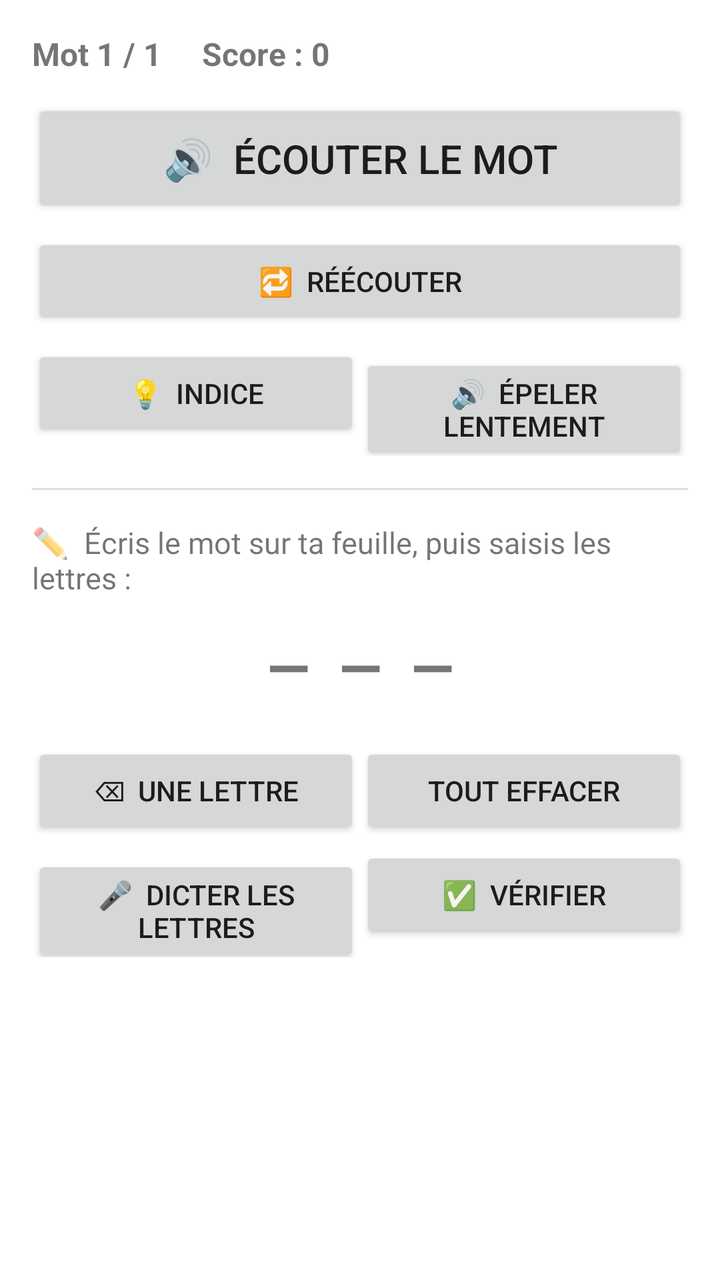
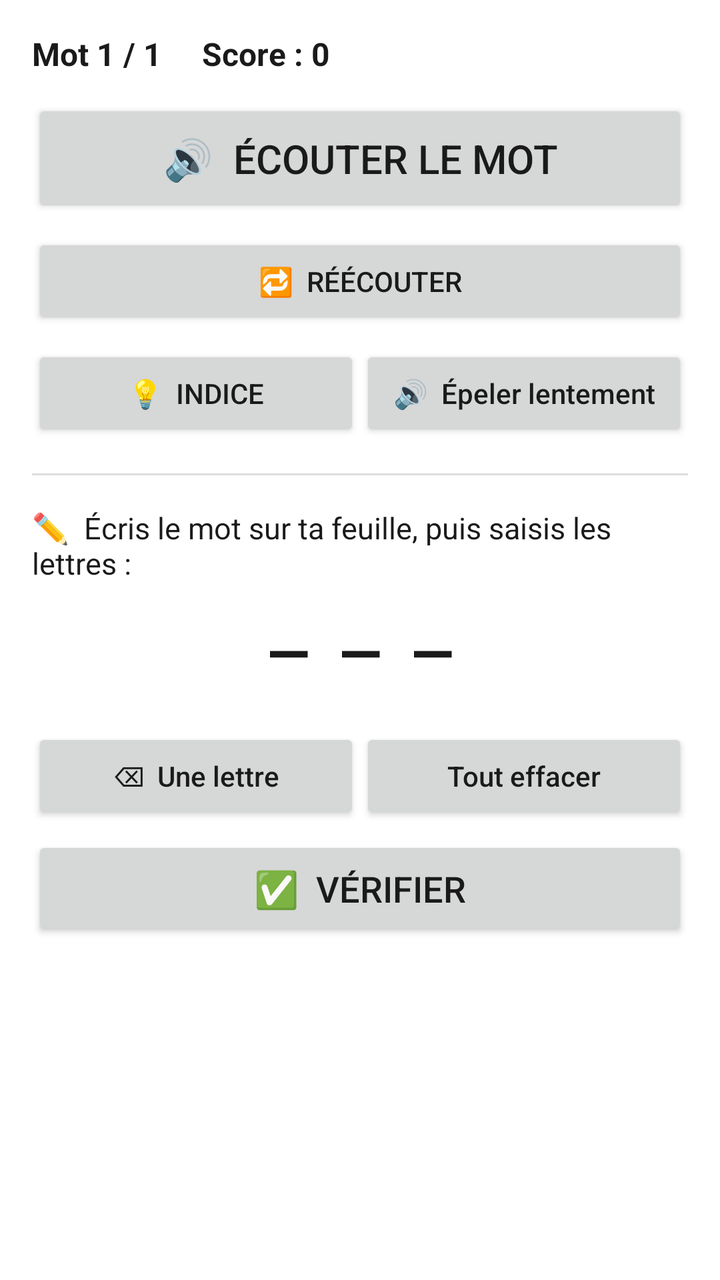

An Android layout rendered at two revisions. The XML below is the earlier revision; the diff shows what the commit changed to produce the second picture.
<!-- AndroidManifest.xml: application theme Theme.FrenchSpelling -->
<!-- res/layout/activity_main.xml -->
<?xml version="1.0" encoding="utf-8"?>
<ScrollView xmlns:android="http://schemas.android.com/apk/res/android"
    android:layout_width="match_parent"
    android:layout_height="match_parent"
    android:fillViewport="true">

    <LinearLayout
        android:layout_width="match_parent"
        android:layout_height="wrap_content"
        android:orientation="vertical"
        android:padding="16dp">

        <TextView
            android:id="@+id/emptyView"
            android:layout_width="match_parent"
            android:layout_height="wrap_content"
            android:paddingBottom="12dp"
            android:text="Aucun mot pour l'instant. Ajoute les mots de la dictée pour commencer."
            android:textSize="18sp"
            android:visibility="gone" />

        <Button
            android:id="@+id/emptyAddBtn"
            android:layout_width="match_parent"
            android:layout_height="wrap_content"
            android:text="Ajouter des mots"
            android:visibility="gone" />

        <LinearLayout
            android:id="@+id/practiceBox"
            android:layout_width="match_parent"
            android:layout_height="wrap_content"
            android:orientation="vertical">

            <TextView
                android:id="@+id/progressView"
                android:layout_width="match_parent"
                android:layout_height="wrap_content"
                android:paddingBottom="12dp"
                android:text="Mot 1 / 1     Score : 0"
                android:textSize="16sp"
                android:textStyle="bold" />

            <Button
                android:id="@+id/listenBtn"
                android:layout_width="match_parent"
                android:layout_height="wrap_content"
                android:paddingTop="16dp"
                android:paddingBottom="16dp"
                android:text="🔊  Écouter le mot"
                android:textSize="20sp" />

            <Button
                android:id="@+id/repeatBtn"
                android:layout_width="match_parent"
                android:layout_height="wrap_content"
                android:layout_marginTop="8dp"
                android:text="🔁  Réécouter" />

            <LinearLayout
                android:layout_width="match_parent"
                android:layout_height="wrap_content"
                android:layout_marginTop="8dp"
                android:orientation="horizontal">

                <Button
                    android:id="@+id/hintBtn"
                    android:layout_width="0dp"
                    android:layout_height="wrap_content"
                    android:layout_weight="1"
                    android:text="💡  Indice" />

                <Button
                    android:id="@+id/spellBtn"
                    android:layout_width="0dp"
                    android:layout_height="wrap_content"
                    android:layout_weight="1"
                    android:text="🔊  Épeler lentement" />
            </LinearLayout>

            <View
                android:layout_width="match_parent"
                android:layout_height="1dp"
                android:layout_marginTop="16dp"
                android:layout_marginBottom="16dp"
                android:background="#DDDDDD" />

            <TextView
                android:layout_width="match_parent"
                android:layout_height="wrap_content"
                android:text="✏️  Écris le mot sur ta feuille, puis saisis les lettres :"
                android:textSize="15sp" />

            <TextView
                android:id="@+id/hintView"
                android:layout_width="match_parent"
                android:layout_height="wrap_content"
                android:paddingTop="6dp"
                android:fontFamily="monospace"
                android:textColor="#00695C"
                android:textSize="18sp"
                android:visibility="gone" />

            <TextView
                android:id="@+id/guessView"
                android:layout_width="match_parent"
                android:layout_height="wrap_content"
                android:fontFamily="monospace"
                android:gravity="center"
                android:padding="12dp"
                android:text="— — —"
                android:textSize="30sp"
                android:textStyle="bold" />

            <GridLayout
                android:id="@+id/letterGrid"
                android:layout_width="match_parent"
                android:layout_height="wrap_content"
                android:layout_marginTop="4dp"
                android:columnCount="7" />

            <LinearLayout
                android:layout_width="match_parent"
                android:layout_height="wrap_content"
                android:layout_marginTop="4dp"
                android:orientation="horizontal">

                <Button
                    android:id="@+id/backspaceBtn"
                    android:layout_width="0dp"
                    android:layout_height="wrap_content"
                    android:layout_weight="1"
                    android:text="⌫  Une lettre" />

                <Button
                    android:id="@+id/clearBtn"
                    android:layout_width="0dp"
                    android:layout_height="wrap_content"
                    android:layout_weight="1"
                    android:text="Tout effacer" />
            </LinearLayout>

            <LinearLayout
                android:layout_width="match_parent"
                android:layout_height="wrap_content"
                android:layout_marginTop="4dp"
                android:orientation="horizontal">

                <Button
                    android:id="@+id/micBtn"
                    android:layout_width="0dp"
                    android:layout_height="wrap_content"
                    android:layout_weight="1"
                    android:text="🎤  Dicter les lettres" />

                <Button
                    android:id="@+id/checkBtn"
                    android:layout_width="0dp"
                    android:layout_height="wrap_content"
                    android:layout_weight="1"
                    android:text="✅  Vérifier" />
            </LinearLayout>

            <TextView
                android:id="@+id/heardView"
                android:layout_width="match_parent"
                android:layout_height="wrap_content"
                android:paddingTop="8dp"
                android:textSize="14sp"
                android:textStyle="italic"
                android:visibility="gone" />

            <LinearLayout
                android:id="@+id/resultBox"
                android:layout_width="match_parent"
                android:layout_height="wrap_content"
                android:layout_marginTop="16dp"
                android:background="#F2F2F2"
                android:orientation="vertical"
                android:padding="12dp"
                android:visibility="gone">

                <TextView
                    android:layout_width="wrap_content"
                    android:layout_height="wrap_content"
                    android:text="Bonne réponse :"
                    android:textSize="14sp" />

                <TextView
                    android:id="@+id/targetView"
                    android:layout_width="match_parent"
                    android:layout_height="wrap_content"
                    android:fontFamily="monospace"
                    android:paddingBottom="8dp"
                    android:textSize="26sp" />

                <TextView
                    android:layout_width="wrap_content"
                    android:layout_height="wrap_content"
                    android:text="Ta réponse :"
                    android:textSize="14sp" />

                <TextView
                    android:id="@+id/yourView"
                    android:layout_width="match_parent"
                    android:layout_height="wrap_content"
                    android:fontFamily="monospace"
                    android:paddingBottom="8dp"
                    android:textSize="26sp" />

                <TextView
                    android:id="@+id/summaryView"
                    android:layout_width="match_parent"
                    android:layout_height="wrap_content"
                    android:paddingBottom="8dp"
                    android:textSize="16sp"
                    android:textStyle="bold" />

                <LinearLayout
                    android:layout_width="match_parent"
                    android:layout_height="wrap_content"
                    android:orientation="horizontal">

                    <Button
                        android:id="@+id/hearAnswerBtn"
                        android:layout_width="0dp"
                        android:layout_height="wrap_content"
                        android:layout_weight="1"
                        android:text="🔊  Entendre" />

                    <Button
                        android:id="@+id/retryBtn"
                        android:layout_width="0dp"
                        android:layout_height="wrap_content"
                        android:layout_weight="1"
                        android:text="↺  Réessayer" />

                    <Button
                        android:id="@+id/nextBtn"
                        android:layout_width="0dp"
                        android:layout_height="wrap_content"
                        android:layout_weight="1"
                        android:text="➡️  Suivant" />
                </LinearLayout>
            </LinearLayout>
        </LinearLayout>
    </LinearLayout>
</ScrollView>
<!-- resources referenced by this layout -->
<resources>
  <style name="Theme.FrenchSpelling" parent="Theme.MaterialComponents.DayNight.DarkActionBar">
          <item name="colorPrimary">@color/blue</item>
          <item name="colorPrimaryDark">@color/blue_dark</item>
          <item name="colorOnPrimary">@color/white</item>
          <item name="colorSecondary">@color/blue</item>
          <item name="colorOnSecondary">@color/white</item>
      </style>
  <color name="blue">#1565C0</color>
  <color name="blue_dark">#0D47A1</color>
  <color name="white">#FFFFFF</color>
</resources>

<!-- the commit's change to res/layout/activity_main.xml (unified diff, before → after) -->
@@ -16,6 +16,7 @@
             android:layout_height="wrap_content"
             android:paddingBottom="12dp"
             android:text="Aucun mot pour l'instant. Ajoute les mots de la dictée pour commencer."
+            android:textColor="#1A1A1A"
             android:textSize="18sp"
             android:visibility="gone" />
 
@@ -38,6 +39,7 @@
                 android:layout_height="wrap_content"
                 android:paddingBottom="12dp"
                 android:text="Mot 1 / 1     Score : 0"
+                android:textColor="#1A1A1A"
                 android:textSize="16sp"
                 android:textStyle="bold" />
 
@@ -75,7 +77,8 @@
                     android:layout_width="0dp"
                     android:layout_height="wrap_content"
                     android:layout_weight="1"
-                    android:text="🔊  Épeler lentement" />
+                    android:text="🔊  Épeler lentement"
+                    android:textAllCaps="false" />
             </LinearLayout>
 
             <View
@@ -89,14 +92,15 @@
                 android:layout_width="match_parent"
                 android:layout_height="wrap_content"
                 android:text="✏️  Écris le mot sur ta feuille, puis saisis les lettres :"
+                android:textColor="#1A1A1A"
                 android:textSize="15sp" />
 
             <TextView
                 android:id="@+id/hintView"
                 android:layout_width="match_parent"
                 android:layout_height="wrap_content"
+                android:fontFamily="monospace"
                 android:paddingTop="6dp"
-                android:fontFamily="monospace"
                 android:textColor="#00695C"
                 android:textSize="18sp"
                 android:visibility="gone" />
@@ -109,6 +113,7 @@
                 android:gravity="center"
                 android:padding="12dp"
                 android:text="— — —"
+                android:textColor="#1A1A1A"
                 android:textSize="30sp"
                 android:textStyle="bold" />
 
@@ -130,95 +135,90 @@
                     android:layout_width="0dp"
                     android:layout_height="wrap_content"
                     android:layout_weight="1"
-                    android:text="⌫  Une lettre" />
+                    android:text="⌫  Une lettre"
+                    android:textAllCaps="false" />
 
                 <Button
                     android:id="@+id/clearBtn"
                     android:layout_width="0dp"
                     android:layout_height="wrap_content"
                     android:layout_weight="1"
-                    android:text="Tout effacer" />
+                    android:text="Tout effacer"
+                    android:textAllCaps="false" />
             </LinearLayout>
 
-            <LinearLayout
-                android:layout_width="match_parent"
-                android:layout_height="wrap_content"
-                android:layout_marginTop="4dp"
-                android:orientation="horizontal">
-
-                <Button
-                    android:id="@+id/micBtn"
-                    android:layout_width="0dp"
-                    android:layout_height="wrap_content"
-                    android:layout_weight="1"
-                    android:text="🎤  Dicter les lettres" />
-
-                <Button
-                    android:id="@+id/checkBtn"
-                    android:layout_width="0dp"
-                    android:layout_height="wrap_content"
-                    android:layout_weight="1"
-                    android:text="✅  Vérifier" />
-            </LinearLayout>
-
-            <TextView
-                android:id="@+id/heardView"
-                android:layout_width="match_parent"
-                android:layout_height="wrap_content"
-                android:paddingTop="8dp"
-                android:textSize="14sp"
-                android:textStyle="italic"
-                android:visibility="gone" />
+            <Button
+                android:id="@+id/checkBtn"
+                android:layout_width="match_parent"
+                android:layout_height="wrap_content"
+                android:layout_marginTop="6dp"
+                android:paddingTop="14dp"
+                android:paddingBottom="14dp"
+                android:text="✅  Vérifier"
+                android:textSize="18sp" />
 
             <LinearLayout
                 android:id="@+id/resultBox"
                 android:layout_width="match_parent"
                 android:layout_height="wrap_content"
                 android:layout_marginTop="16dp"
-                android:background="#F2F2F2"
+                android:background="@drawable/card"
                 android:orientation="vertical"
-                android:padding="12dp"
+                android:padding="14dp"
                 android:visibility="gone">
+
+                <LinearLayout
+                    android:id="@+id/answerRow"
+                    android:layout_width="match_parent"
+                    android:layout_height="wrap_content"
+                    android:orientation="vertical">
+
+                    <TextView
+                        android:layout_width="wrap_content"
+                        android:layout_height="wrap_content"
+                        android:text="Bonne réponse :"
+                        android:textColor="#5F6368"
+                        android:textSize="14sp" />
+
+                    <TextView
+                        android:id="@+id/targetView"
+                        android:layout_width="match_parent"
+                        android:layout_height="wrap_content"
+                        android:fontFamily="monospace"
+                        android:paddingBottom="8dp"
+                        android:textColor="#1A1A1A"
+                        android:textSize="26sp" />
+                </LinearLayout>
 
                 <TextView
                     android:layout_width="wrap_content"
                     android:layout_height="wrap_content"
-                    android:text="Bonne réponse :"
+                    android:text="Ta réponse :"
+                    android:textColor="#5F6368"
                     android:textSize="14sp" />
 
                 <TextView
-                    android:id="@+id/targetView"
+                    android:id="@+id/yourView"
                     android:layout_width="match_parent"
                     android:layout_height="wrap_content"
                     android:fontFamily="monospace"
                     android:paddingBottom="8dp"
-                    android:textSize="26sp" />
-
-                <TextView
-                    android:layout_width="wrap_content"
-                    android:layout_height="wrap_content"
-                    android:text="Ta réponse :"
-                    android:textSize="14sp" />
-
-                <TextView
-                    android:id="@+id/yourView"
-                    android:layout_width="match_parent"
-                    android:layout_height="wrap_content"
-                    android:fontFamily="monospace"
-                    android:paddingBottom="8dp"
+                    android:textColor="#1A1A1A"
                     android:textSize="26sp" />
 
                 <TextView
                     android:id="@+id/summaryView"
                     android:layout_width="match_parent"
                     android:layout_height="wrap_content"
-                    android:paddingBottom="8dp"
-                    android:textSize="16sp"
+                    android:paddingBottom="10dp"
+                    android:textColor="#1A1A1A"
+                    android:textSize="17sp"
                     android:textStyle="bold" />
 
                 <LinearLayout
                     android:layout_width="match_parent"
                     android:layout_height="wrap_content"
+                    android:baselineAligned="false"
                     android:orientation="horizontal">
 
                     <Button
@@ -226,21 +226,37 @@
                         android:layout_width="0dp"
                         android:layout_height="wrap_content"
                         android:layout_weight="1"
-                        android:text="🔊  Entendre" />
+                        android:text="🔊  Écouter"
+                        android:textAllCaps="false"
+                        android:textSize="13sp" />
 
                     <Button
                         android:id="@+id/retryBtn"
                         android:layout_width="0dp"
                         android:layout_height="wrap_content"
                         android:layout_weight="1"
-                        android:text="↺  Réessayer" />
+                        android:text="↺  Réessayer"
+                        android:textAllCaps="false"
+                        android:textSize="13sp" />
+
+                    <Button
+                        android:id="@+id/revealAnswerBtn"
+                        android:layout_width="0dp"
+                        android:layout_height="wrap_content"
+                        android:layout_weight="1"
+                        android:text="👁  Réponse"
+                        android:textAllCaps="false"
+                        android:textSize="13sp"
+                        android:visibility="gone" />
 
                     <Button
                         android:id="@+id/nextBtn"
                         android:layout_width="0dp"
                         android:layout_height="wrap_content"
                         android:layout_weight="1"
-                        android:text="➡️  Suivant" />
+                        android:text="➡️  Suivant"
+                        android:textAllCaps="false"
+                        android:textSize="13sp" />
                 </LinearLayout>
             </LinearLayout>
         </LinearLayout>
<!-- resource entries referenced after the edit -->
@@ -1,11 +1,21 @@
 <!-- resources referenced by this layout -->
 <resources>
-  <style name="Theme.FrenchSpelling" parent="Theme.MaterialComponents.DayNight.DarkActionBar">
+  <!-- drawable card (drawable) -->
+  <shape xmlns:android="http://schemas.android.com/apk/res/android" android:shape="rectangle">
+      <solid android:color="#FFFFFF" />
+      <corners android:radius="12dp" />
+      <stroke android:width="1dp" android:color="#CBD5E1" />
+  </shape>
+  <style name="Theme.FrenchSpelling" parent="Theme.MaterialComponents.Light.DarkActionBar">
           <item name="colorPrimary">@color/blue</item>
           <item name="colorPrimaryDark">@color/blue_dark</item>
           <item name="colorOnPrimary">@color/white</item>
           <item name="colorSecondary">@color/blue</item>
           <item name="colorOnSecondary">@color/white</item>
+          <item name="android:windowBackground">@android:color/white</item>
+          <item name="android:textColorPrimary">#1A1A1A</item>
+          <item name="android:textColorSecondary">#5F6368</item>
+          <item name="android:forceDarkAllowed" tools:targetApi="q">false</item>
       </style>
   <color name="blue">#1565C0</color>
   <color name="blue_dark">#0D47A1</color>
